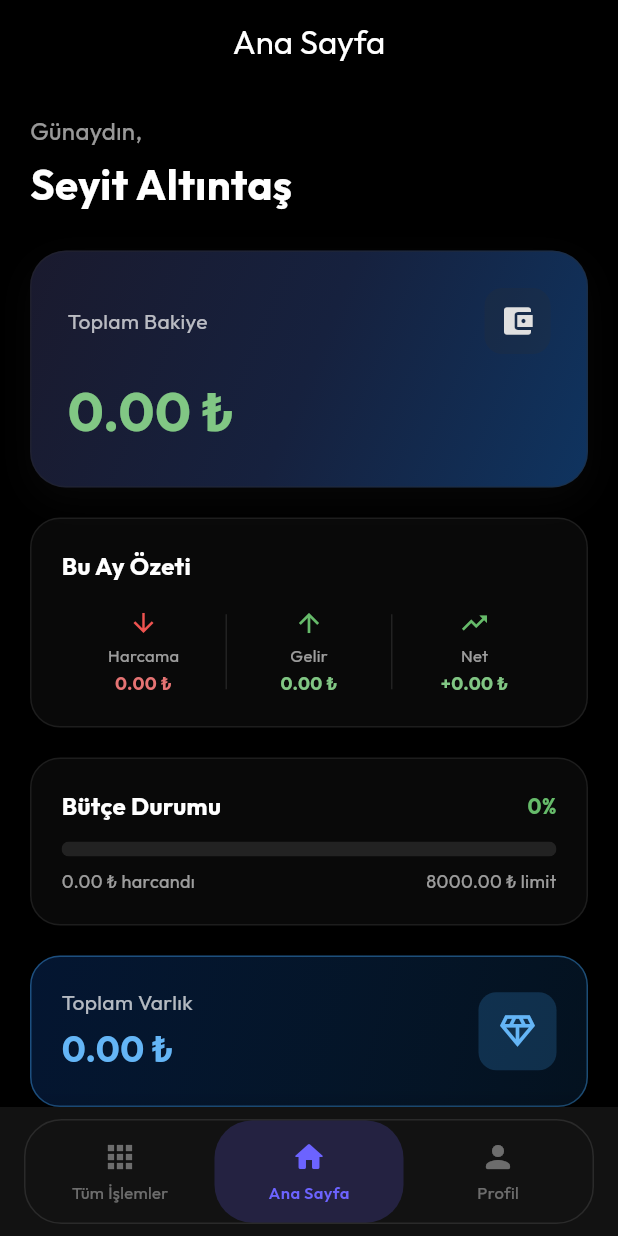
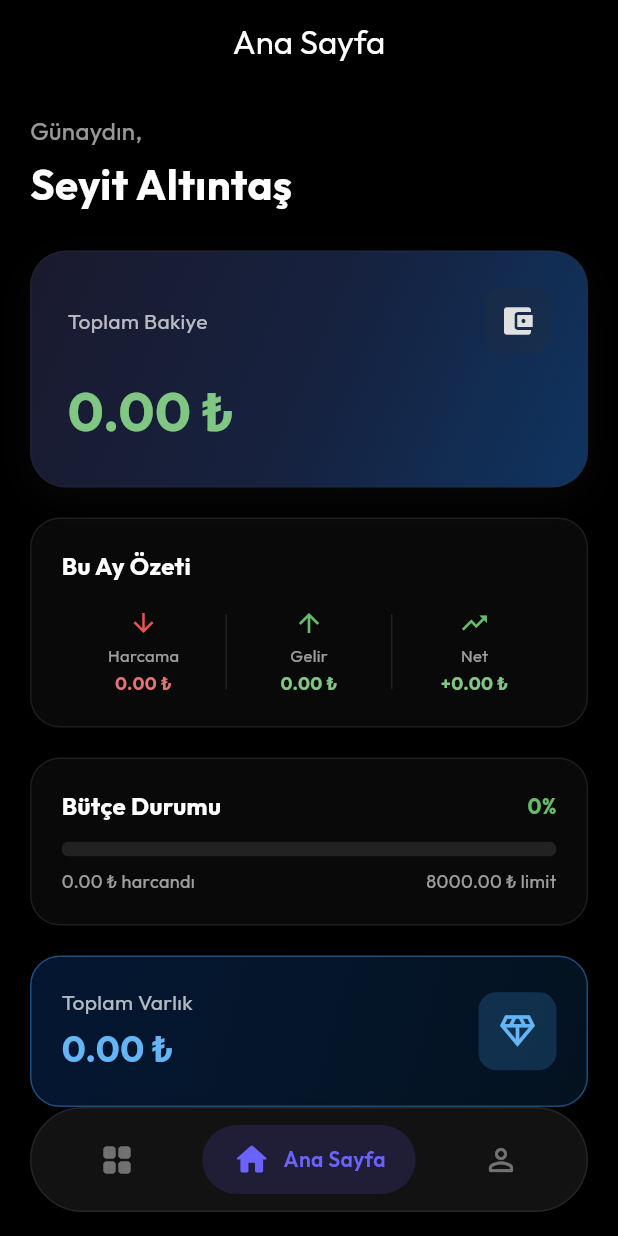
Before and after one commit to SeyitAltintas/Cashly, a Flutter app: the screen it shows after launch, on a phone screen of 412 x 824 dp. Run offline on Flutter 3.47's test engine with Material 3 defaults, Android fonts, the phone set to English and light mode, and no system bars; our stand-ins replace file_picker, fl_chart, flutter_tts, google_fonts, hive_flutter, image_picker and 4 more; accounts and stored records are empty.

Commit message:
feat: Haptic geri bildirim ayarları, genel ayarlar, profil sayfası, ana sayfa alt navigasyonu ve yedekleme servisi eklendi.

```diff
--- a/lib/core/widgets/empty_state_widget.dart
+++ b/lib/core/widgets/empty_state_widget.dart
@@ -1,4 +1,5 @@
 import 'package:flutter/material.dart';
+import '../../services/haptic_service.dart';
 
 /// Boş durum widget'ı
 /// Veri olmadığında gösterilir
@@ -72,7 +73,10 @@ class EmptyStateWidget extends StatelessWidget {
             if (actionLabel != null && onAction != null) ...[
               const SizedBox(height: 24),
               ElevatedButton.icon(
-                onPressed: onAction,
+                onPressed: () {
+                  HapticService.lightImpact();
+                  onAction!();
+                },
                 icon: const Icon(Icons.add),
                 label: Text(actionLabel!),
                 style: ElevatedButton.styleFrom(
--- a/lib/features/home/presentation/widgets/home_bottom_nav.dart
+++ b/lib/features/home/presentation/widgets/home_bottom_nav.dart
@@ -1,9 +1,10 @@
 import 'package:flutter/material.dart';
 import 'package:provider/provider.dart';
 import '../../../../core/theme/theme_manager.dart';
+import '../../../../services/haptic_service.dart';
 
-/// Segment tarzı alt navigasyon çubuğu
-/// Ana sayfada kullanılır
+/// Modern floating bottom navigation bar
+/// Pill şekilli seçim göstergesi ve animasyonlar
 class HomeBottomNav extends StatelessWidget {
   final int selectedIndex;
   final ValueChanged<int> onPageChanged;
@@ -22,118 +23,136 @@ class HomeBottomNav extends StatelessWidget {
         : Theme.of(context).colorScheme.primary;
 
     return Container(
+      padding: const EdgeInsets.fromLTRB(20, 0, 20, 16),
+      child: Container(
+        height: 70,
         decoration: BoxDecoration(
           color: Theme.of(context).colorScheme.surface,
+          borderRadius: BorderRadius.circular(35),
           boxShadow: [
             BoxShadow(
-            color: Colors.black.withValues(alpha: 0.15),
-            blurRadius: 10,
-            offset: const Offset(0, -2),
+              color: Colors.black.withValues(alpha: 0.2),
+              blurRadius: 20,
+              offset: const Offset(0, 5),
+              spreadRadius: -5,
             ),
           ],
-      ),
-      child: SafeArea(
-        child: Padding(
-          padding: const EdgeInsets.symmetric(horizontal: 16, vertical: 8),
-          child: Container(
-            decoration: BoxDecoration(
-              color: Theme.of(
-                context,
-              ).colorScheme.surface.withValues(alpha: 0.5),
-              borderRadius: BorderRadius.circular(25),
           border: Border.all(
-                color: Colors.white.withValues(alpha: 0.1),
+            color: Colors.white.withValues(alpha: 0.08),
             width: 1,
           ),
         ),
         child: Row(
           mainAxisAlignment: MainAxisAlignment.spaceEvenly,
           children: [
-                _NavItem(
-                  icon: Icons.apps_rounded,
-                  label: "Tüm İşlemler",
-                  index: 0,
+            _ModernNavItem(
+              icon: Icons.grid_view_rounded,
+              label: "İşlemler",
               isSelected: selectedIndex == 0,
               primaryColor: primaryColor,
-                  onTap: onPageChanged,
+              onTap: () {
+                HapticService.selectionClick();
+                onPageChanged(0);
+              },
             ),
-                _NavItem(
+            _ModernNavItem(
               icon: Icons.home_rounded,
               label: "Ana Sayfa",
-                  index: 1,
               isSelected: selectedIndex == 1,
               primaryColor: primaryColor,
-                  onTap: onPageChanged,
+              isCenter: true,
+              onTap: () {
+                HapticService.selectionClick();
+                onPageChanged(1);
+              },
             ),
-                _NavItem(
-                  icon: Icons.person_rounded,
+            _ModernNavItem(
+              icon: Icons.person_outline_rounded,
               label: "Profil",
-                  index: 2,
               isSelected: selectedIndex == 2,
               primaryColor: primaryColor,
-                  onTap: onPageChanged,
+              onTap: () {
+                HapticService.selectionClick();
+                onPageChanged(2);
+              },
             ),
           ],
-            ),
-          ),
         ),
       ),
     );
   }
 }
 
-/// Navigasyon öğesi widget'ı
-class _NavItem extends StatelessWidget {
+/// Modern nav item with pill indicator
+class _ModernNavItem extends StatelessWidget {
   final IconData icon;
   final String label;
-  final int index;
   final bool isSelected;
   final Color primaryColor;
-  final ValueChanged<int> onTap;
+  final VoidCallback onTap;
+  final bool isCenter;
 
-  const _NavItem({
+  const _ModernNavItem({
     required this.icon,
     required this.label,
-    required this.index,
     required this.isSelected,
     required this.primaryColor,
     required this.onTap,
+    this.isCenter = false,
   });
 
   @override
   Widget build(BuildContext context) {
-    return Expanded(
-      child: GestureDetector(
-        onTap: () => onTap(index),
+    return GestureDetector(
+      onTap: onTap,
       behavior: HitTestBehavior.opaque,
       child: AnimatedContainer(
-          duration: const Duration(milliseconds: 200),
-          padding: const EdgeInsets.symmetric(vertical: 12),
+        duration: const Duration(milliseconds: 100),
+        curve: Curves.easeOutCubic,
+        padding: EdgeInsets.symmetric(
+          horizontal: isSelected ? 20 : 16,
+          vertical: 10,
+        ),
         decoration: BoxDecoration(
           color: isSelected
-                ? primaryColor.withValues(alpha: 0.2)
+              ? primaryColor.withValues(alpha: 0.15)
               : Colors.transparent,
           borderRadius: BorderRadius.circular(25),
         ),
-          child: Column(
+        child: Row(
           mainAxisSize: MainAxisSize.min,
           children: [
-              Icon(
+            AnimatedContainer(
+              duration: const Duration(milliseconds: 250),
+              child: Icon(
                 icon,
-                color: isSelected ? primaryColor : Colors.white38,
-                size: 24,
+                color: isSelected
+                    ? primaryColor
+                    : Theme.of(
+                        context,
+                      ).colorScheme.onSurface.withValues(alpha: 0.4),
+                size: isSelected ? 26 : 24,
               ),
-              const SizedBox(height: 4),
-              Text(
+            ),
+            // Label sadece seçili olduğunda görünür
+            AnimatedSize(
+              duration: const Duration(milliseconds: 250),
+              curve: Curves.easeOutCubic,
+              child: isSelected
+                  ? Padding(
+                      padding: const EdgeInsets.only(left: 8),
+                      child: Text(
                         label,
                         style: TextStyle(
-                  color: isSelected ? primaryColor : Colors.white38,
-                  fontSize: 11,
-                  fontWeight: isSelected ? FontWeight.w600 : FontWeight.normal,
+                          color: primaryColor,
+                          fontSize: 14,
+                          fontWeight: FontWeight.w600,
                         ),
                       ),
+                    )
+                  : const SizedBox.shrink(),
+            ),
           ],
-          ),
         ),
       ),
     );
--- a/lib/features/settings/presentation/widgets/settings_tile.dart
+++ b/lib/features/settings/presentation/widgets/settings_tile.dart
@@ -1,4 +1,5 @@
 import 'package:flutter/material.dart';
+import '../../../../services/haptic_service.dart';
 
 /// Ayarlar Sayfası için ortak tile widget'ı
 /// İkon, başlık, alt başlık ve tıklama işlevi içerir
@@ -25,7 +26,10 @@ class SettingsTile extends StatelessWidget {
     return Material(
       color: Colors.transparent,
       child: InkWell(
-        onTap: onTap,
+        onTap: () {
+          HapticService.lightImpact();
+          onTap();
+        },
         borderRadius: isLast
             ? const BorderRadius.only(
                 bottomLeft: Radius.circular(16),
--- a/lib/main.dart
+++ b/lib/main.dart
@@ -4,6 +4,7 @@ import 'package:hive_flutter/hive_flutter.dart';
 
 import 'package:flutter_localizations/flutter_localizations.dart';
 import 'services/database_helper.dart';
+import 'services/haptic_service.dart';
 import 'home_page.dart';
 import 'features/auth/data/repositories/auth_repository_impl.dart';
 import 'features/auth/data/initialize_default_user.dart';
@@ -91,6 +92,9 @@ class _CashlyAppState extends State<CashlyApp> {
 
       // Veritabanını başlat
       await DatabaseHelper.baslat();
+
+      // Haptic service ayarlarını başlat
+      await HapticService.init();
 
       // Varsayılan test kullanıcısını oluştur (geçici)
       await initializeDefaultUser();
--- a/lib/profile_page.dart
+++ b/lib/profile_page.dart
@@ -5,6 +5,7 @@ import 'features/settings/presentation/pages/profile_settings_page.dart';
 import 'features/auth/presentation/controllers/auth_controller.dart';
 import 'features/auth/presentation/pages/login_page.dart';
 import 'core/constants/color_constants.dart';
+import 'services/haptic_service.dart';
 
 class ProfilSayfasi extends StatelessWidget {
   final AuthController authController;
@@ -283,7 +284,10 @@ class ProfilSayfasi extends StatelessWidget {
     return Material(
       color: Colors.transparent,
       child: InkWell(
-        onTap: onTap,
+        onTap: () {
+          HapticService.lightImpact();
+          onTap();
+        },
         borderRadius: isLast
             ? const BorderRadius.only(
                 bottomLeft: Radius.circular(16),
```
Also changed, not shown: lib/features/settings/presentation/pages/haptic_settings_page.dart (added, +346 -0 lines), lib/services/backup_service.dart (+97 -4 lines), lib/services/haptic_service.dart (+76 -21 lines), lib/settings_page.dart (+14 -0 lines). Lines whose indentation alone changed are shown as unchanged.
